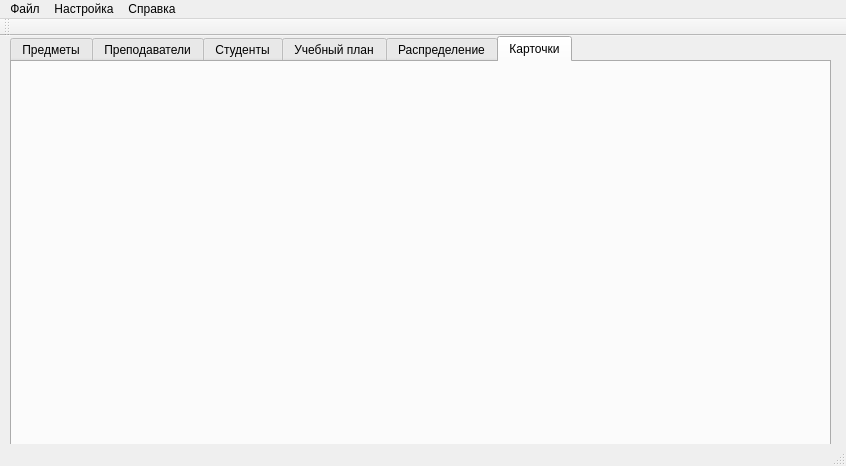
alexeypertcev/ksu-ivt-nagruzka, file mainwindow.ui: the form before one commit.
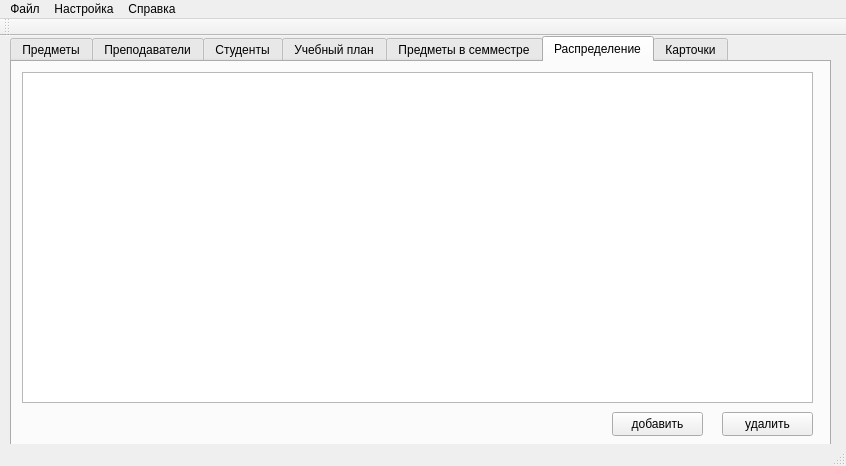
The form after the commit. The open tabs and pages were chosen to show the change.

Patch:
```diff
--- a/mainwindow.ui
+++ b/mainwindow.ui
@@ -178,10 +178,51 @@
     </widget>
     <widget class="QWidget" name="tab_4">
      <attribute name="title">
-      <string>Распределение</string>
+      <string>Предметы в семместре</string>
      </attribute>
     </widget>
     <widget class="QWidget" name="tab_5">
+     <attribute name="title">
+      <string>Распределение</string>
+     </attribute>
+     <widget class="QTableView" name="tableView_6">
+      <property name="geometry">
+       <rect>
+        <x>10</x>
+        <y>10</y>
+        <width>791</width>
+        <height>331</height>
+       </rect>
+      </property>
+     </widget>
+     <widget class="QPushButton" name="pushButton_add_distribution">
+      <property name="geometry">
+       <rect>
+        <x>600</x>
+        <y>350</y>
+        <width>91</width>
+        <height>24</height>
+       </rect>
+      </property>
+      <property name="text">
+       <string>добавить</string>
+      </property>
+     </widget>
+     <widget class="QPushButton" name="pushButton_del_distribution">
+      <property name="geometry">
+       <rect>
+        <x>710</x>
+        <y>350</y>
+        <width>91</width>
+        <height>24</height>
+       </rect>
+      </property>
+      <property name="text">
+       <string>удалить</string>
+      </property>
+     </widget>
+    </widget>
+    <widget class="QWidget" name="tab_7">
      <attribute name="title">
       <string>Карточки</string>
      </attribute>
```
Left out of the diff: 74 changed lines with no effect on the pictures.
